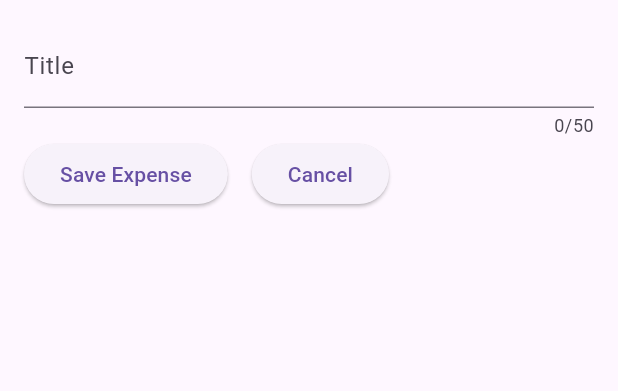
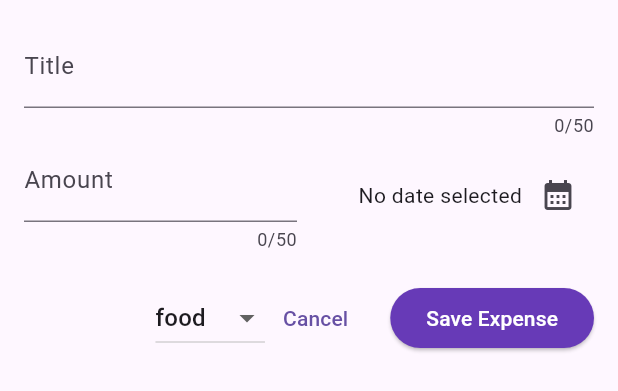
Before and after one commit to mardybum8737/expense_tracker, a Flutter app: the NewExpense widget shown alone on an empty page, opened directly, on a phone screen of 412 x 824 dp. Shown: the top 391 px of the screen. Run offline on Flutter 3.47's test engine with Material 3 defaults, Android fonts, the phone set to English and light mode, and no system bars.

Commit message:
dropdownmenu

```diff
--- a/lib/widgets/new_expense.dart
+++ b/lib/widgets/new_expense.dart
@@ -1,4 +1,5 @@
 import 'package:flutter/material.dart';
+import 'package:expense_tracker/models/expense_model.dart';
 
 class NewExpense extends StatefulWidget {
   const NewExpense({super.key});
@@ -16,9 +17,27 @@ class _NewExpenseState extends State<NewExpense> {
   // }
 
   final _titleController = TextEditingController();
+  final _amountController = TextEditingController();
+  DateTime? _selectedDate;
+
+  void _presentDatePicker() async {
+    final now = DateTime.now();
+    final firstDate = DateTime(now.year - 1, now.month, now.day);
+    final pickedDate = await showDatePicker(
+      context: context,
+      firstDate: firstDate,
+      lastDate: now,
+      initialDate: now,
+    );
+    setState(() {
+      _selectedDate = pickedDate;
+    });
+  }
+
   @override
   void dispose() {
     _titleController.dispose();
+    _amountController.dispose();
     super.dispose();
   }
 
@@ -32,23 +51,80 @@ class _NewExpenseState extends State<NewExpense> {
             // onChanged: _saveTitleInput,
             controller: _titleController,
             maxLength: 50,
-            decoration: const InputDecoration(label: Text('Title')),
+            decoration: const InputDecoration(
+              label: Text('Title'),
+            ),
             // keyboardType: TextInputType.text, // default
           ),
           Row(
             children: [
-              ElevatedButton(
+              Expanded(
+                child: TextField(
+                  // onChanged: _saveTitleInput,
+                  controller: _amountController,
+                  maxLength: 50,
+                  decoration: const InputDecoration(
+                    label: Text('Amount'),
+                    prefixText: '\$ ',
+                  ),
+                  keyboardType: TextInputType.number, // default
+                ),
+              ),
+              const SizedBox(width: 16),
+              Expanded(
+                child: Row(
+                  mainAxisAlignment: MainAxisAlignment.end,
+                  crossAxisAlignment: CrossAxisAlignment.center,
+                  children: [
+                    Text(
+                      _selectedDate == null
+                          ? 'No date selected'
+                          : formatter.format(_selectedDate!),
+                    ),
+                    IconButton(
+                        onPressed: _presentDatePicker,
+                        icon: const Icon(
+                          Icons.calendar_month,
+                        ))
+                  ],
+                ),
+              )
+            ],
+          ),
+          const SizedBox(
+            height: 20,
+          ),
+          Row(
+            mainAxisAlignment: MainAxisAlignment.end,
+            children: [
+              DropdownButton(
+                items: Category.values
+                    .map(
+                      (category) => DropdownMenuItem(
+                        child: Text(
+                          category.name.toString(),
+                        ),
+                      ),
+                    )
+                    .toList(),
+                onChanged: (value) {},
+              ),
+              TextButton(
                 onPressed: () {
-                  print(_titleController.text);
+                  Navigator.pop(context);
                 },
-                child: const Text('Save Expense'),
+                child: const Text('Cancel'),
               ),
               const SizedBox(
                 width: 16,
               ),
               ElevatedButton(
+                style: ElevatedButton.styleFrom(
+                  backgroundColor: Colors.deepPurple,
+                  foregroundColor: Colors.white,
+                ),
                 onPressed: () {},
-                child: const Text('Cancel'),
+                child: const Text('Save Expense'),
               ),
             ],
           )
```
